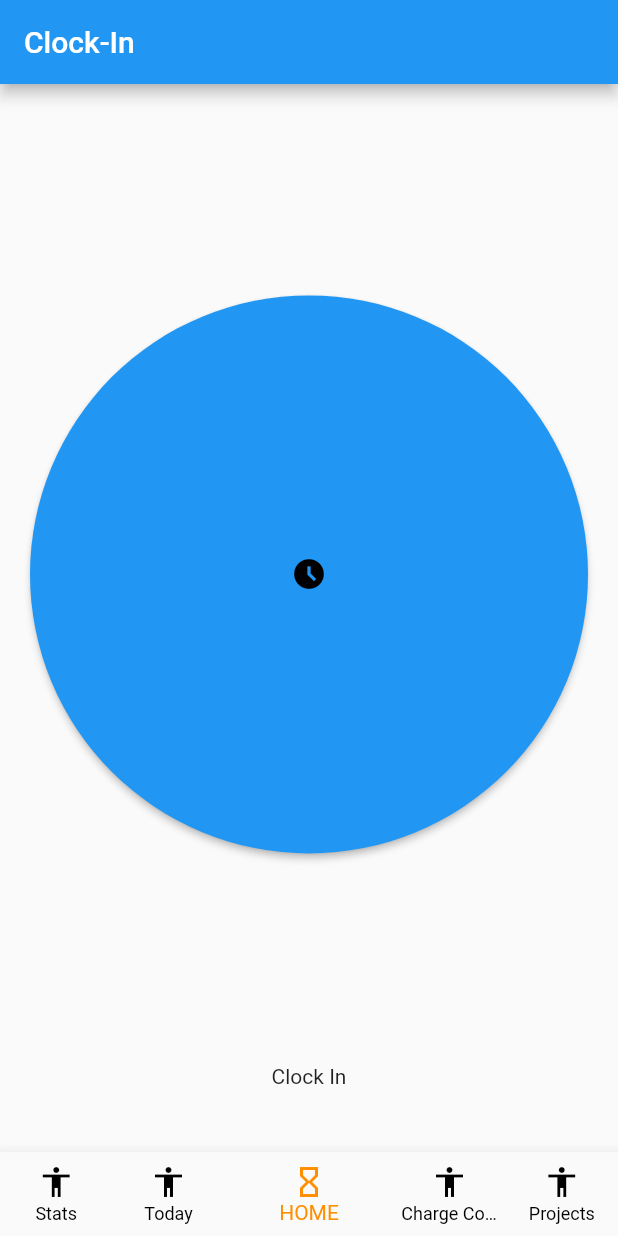
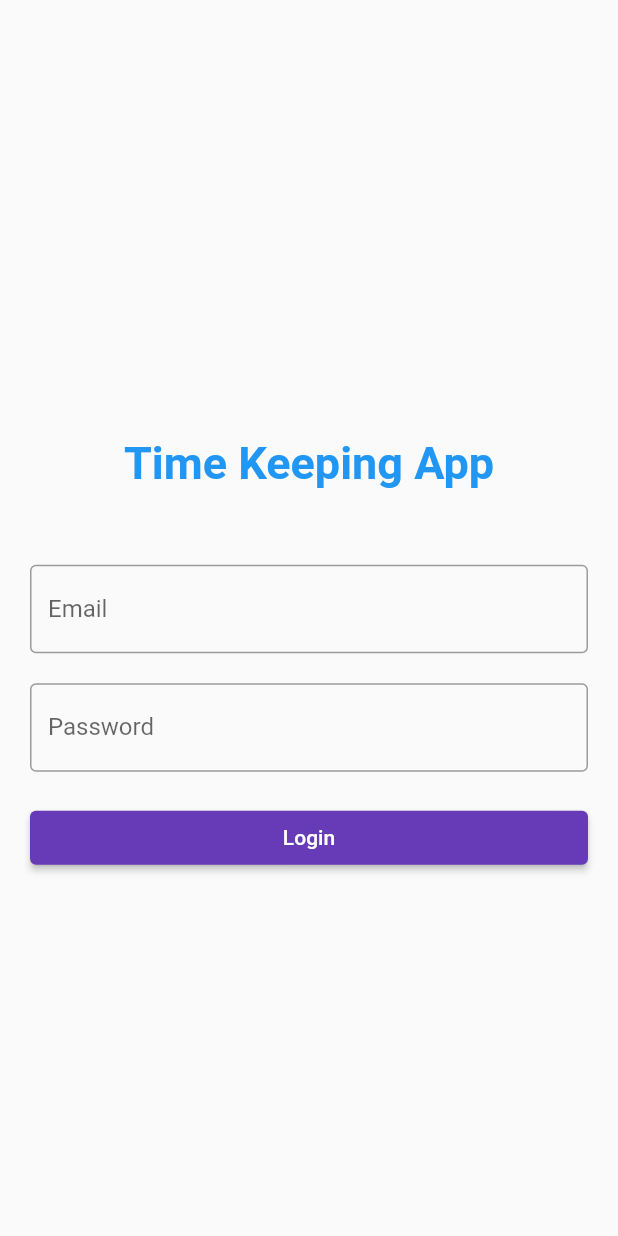
Before and after one commit to Negative-light/timekeeper, a Flutter app: the screen it shows after launch, on a phone screen of 412 x 824 dp. Run offline on Flutter 3.47's test engine with Material 2 defaults, Android fonts, the phone set to English and light mode, and no system bars.

Commit message:
Created Login Page

```diff
--- a/lib/clock_in_widget.dart
+++ b/lib/clock_in_widget.dart
@@ -58,10 +58,11 @@ class _ClockInState extends State<ClockInWidget> {
       //Clock In Only
       return Column(
         mainAxisAlignment: MainAxisAlignment.spaceEvenly,
+        crossAxisAlignment: CrossAxisAlignment.center,
         children: [
           Flexible(
               fit: FlexFit.tight,
-              flex: 4,
+              flex: 10,
               child: ClockButton(
                 onPressed: _clockIn,
                 icon: const Icon(Icons.access_time_filled),
--- /dev/null
+++ b/lib/login_page/login_page.dart
@@ -0,0 +1,92 @@
+import 'package:flutter/material.dart';
+import 'package:timekeeper/main.dart';
+
+class LoginPage extends StatefulWidget {
+  @override
+  _LoginPageState createState() => _LoginPageState();
+}
+
+class _LoginPageState extends State<LoginPage> {
+  final _formKey = GlobalKey<FormState>();
+  final _emailController = TextEditingController();
+  final _passwordController = TextEditingController();
+
+  @override
+  void dispose() {
+    _emailController.dispose();
+    _passwordController.dispose();
+    super.dispose();
+  }
+
+  @override
+  Widget build(BuildContext context) {
+    return Scaffold(
+      body: Center(
+        child: SingleChildScrollView(
+          child: Container(
+            padding: const EdgeInsets.symmetric(horizontal: 20.0, vertical: 40.0),
+            child: Form(
+              key: _formKey,
+              child: Column(
+                mainAxisAlignment: MainAxisAlignment.center,
+                crossAxisAlignment: CrossAxisAlignment.stretch,
+                children: [
+                  const SizedBox(height: 50.0),
+                  const Text(
+                    'Time Keeping App',
+                    textAlign: TextAlign.center,
+                    style: TextStyle(
+                      fontSize: 30.0,
+                      fontWeight: FontWeight.bold,
+                      color: Colors.blue,
+                    ),
+                  ),
+                  const SizedBox(height: 50.0),
+                  TextFormField(
+                    controller: _emailController,
+                    decoration: const InputDecoration(
+                      labelText: 'Email',
+                      border: OutlineInputBorder(),
+                    ),
+                    validator: (value) {
+
+                      return (value != null)? "Email is Required" : null;
+                    },
+                  ),
+                  const SizedBox(height: 20.0),
+                  TextFormField(
+                    controller: _passwordController,
+                    obscureText: true,
+                    decoration: const InputDecoration(
+                      labelText: 'Password',
+                      border: OutlineInputBorder(),
+                    ),
+                    validator: (value) {
+                      if (value == null) {
+                        return 'Password is required';
+                      }
+                      return null;
+                    },
+                  ),
+                  const SizedBox(height: 20.0),
+                  ElevatedButton(
+                    onPressed: () {
+                      if (_formKey.currentState!.validate()) {
+                        // TODO: Perform login authentication
+                        Navigator.pushReplacement(
+                          context,
+                          MaterialPageRoute(builder: (context) => const MyApp()),
+                        );
+                      }
+                    },
+                    child: const Text('Login'),
+                  ),
+                ],
+              ),
+            ),
+          ),
+        ),
+      ),
+    );
+  }
+}
--- a/lib/main.dart
+++ b/lib/main.dart
@@ -1,6 +1,7 @@
 import 'package:flutter/material.dart';
 import 'package:timekeeper/charge_codes_widget.dart';
 import 'package:timekeeper/clock_in_widget.dart';
+import 'package:timekeeper/login_page/login_page.dart';
 import 'package:timekeeper/projects_widget.dart';
 import 'package:timekeeper/stats_widget.dart';
 import 'package:timekeeper/today_info_widget.dart';
@@ -15,6 +16,7 @@ class MyApp extends StatelessWidget {
   // This widget is the root of your application.
   @override
   Widget build(BuildContext context) {
+
     return MaterialApp(
       title: 'Timekeeper',
       theme: ThemeData(
@@ -29,9 +31,35 @@ class MyApp extends StatelessWidget {
         // is not restarted.
         primarySwatch: Colors.blue,
       ),
-      home: const MyHomePage(title: 'Clock-In'),
+      home:  Main()
     );
   }
+}
+
+class Main extends StatefulWidget {
+  @override
+  _MainAppState createState() => _MainAppState();
+}
+
+class _MainAppState extends State<Main> {
+  bool _isLoggedIn = false;
+
+  void initState() {
+    super.initState();
+    //TODO: Check if user is logged in or not
+  }
+  @override
+  Widget build(BuildContext context) {
+    return MaterialApp(
+      title: "Time Keeper",
+      theme: ThemeData(
+        primarySwatch: Colors.deepPurple,
+
+      ),
+      home: _isLoggedIn ? const MyHomePage(title: "Time Keeper") : LoginPage()
+    );
+  }
+
 }
 
 class MyHomePage extends StatefulWidget {
```
